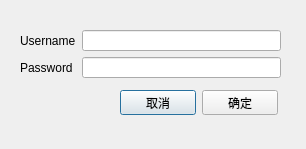
Old version of the form login2.ui in the repository wattlebird/BlogClient.
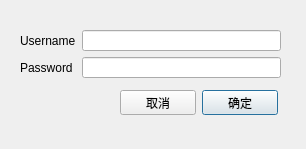
New version of the form.

What changed in the file:
```diff
--- a/login2.ui
+++ b/login2.ui
@@ -60,6 +60,9 @@
       <property name="text">
        <string>取消</string>
       </property>
+      <property name="autoDefault">
+       <bool>false</bool>
+      </property>
      </widget>
     </item>
     <item>
@@ -67,6 +70,12 @@
       <property name="text">
        <string>确定</string>
       </property>
+      <property name="autoDefault">
+       <bool>false</bool>
+      </property>
+      <property name="default">
+       <bool>true</bool>
+      </property>
      </widget>
     </item>
    </layout>
```
